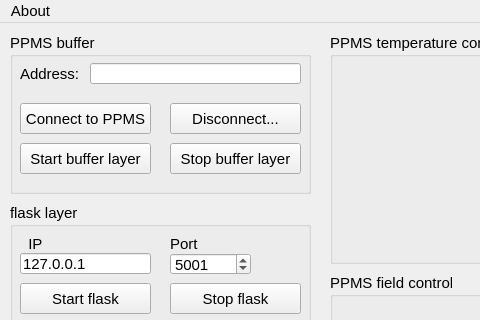
The window that PPMS/widgets/PPMS_buffer.ui (wuhenggcc/EquipmentBuffer) describes before a commit, drawn with Qt 5; both pictures show x 0 to 480 and y 0 to 320 of the 951 by 513 pixel window.
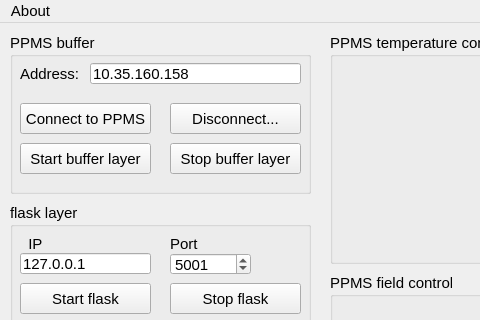
The same window after the commit.

```diff
--- a/PPMS/widgets/PPMS_buffer.ui
+++ b/PPMS/widgets/PPMS_buffer.ui
@@ -41,6 +41,9 @@
        <height>21</height>
       </rect>
      </property>
+     <property name="text">
+      <string>10.35.160.158</string>
+     </property>
     </widget>
     <widget class="QLabel" name="label_address">
      <property name="geometry">
```
